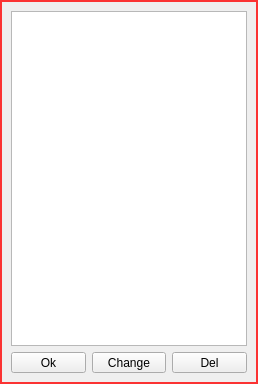
The window that src/dlglist.ui (ic005k/Knot-Legacy) describes before a commit, drawn with Qt 5.
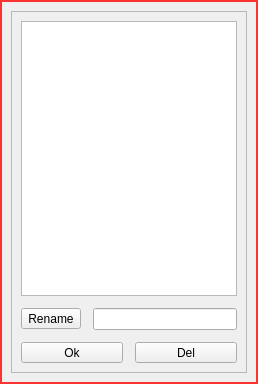
The same window after the commit. Icons and pictures are not drawn.

```diff
--- a/src/dlglist.ui
+++ b/src/dlglist.ui
@@ -23,7 +23,19 @@
 
 }</string>
   </property>
+  <layout class="QVBoxLayout" name="verticalLayout_2">
+   <item>
+    <widget class="QFrame" name="frame">
+     <property name="frameShape">
+      <enum>QFrame::StyledPanel</enum>
+     </property>
+     <property name="frameShadow">
+      <enum>QFrame::Raised</enum>
+     </property>
   <layout class="QVBoxLayout" name="verticalLayout">
+      <property name="spacing">
+       <number>12</number>
+      </property>
    <item>
     <widget class="QListWidget" name="listWidget">
      <property name="dragDropMode">
@@ -37,6 +49,26 @@
      </property>
     </widget>
    </item>
+      <item>
+       <layout class="QHBoxLayout" name="horizontalLayout_2">
+        <item>
+         <widget class="QToolButton" name="btnRename">
+          <property name="sizePolicy">
+           <sizepolicy hsizetype="Preferred" vsizetype="Fixed">
+            <horstretch>0</horstretch>
+            <verstretch>0</verstretch>
+           </sizepolicy>
+          </property>
+          <property name="text">
+           <string>Rename</string>
+          </property>
+         </widget>
+        </item>
+        <item>
+         <widget class="QLineEdit" name="editRename"/>
+        </item>
+       </layout>
+      </item>
    <item>
     <layout class="QHBoxLayout" name="horizontalLayout">
      <item>
@@ -52,19 +84,6 @@
        </property>
       </widget>
      </item>
-     <item>
-      <widget class="QToolButton" name="btnChange">
-       <property name="sizePolicy">
-        <sizepolicy hsizetype="Preferred" vsizetype="Fixed">
-         <horstretch>0</horstretch>
-         <verstretch>0</verstretch>
-        </sizepolicy>
-       </property>
-       <property name="text">
-        <string>Change</string>
-       </property>
-      </widget>
-     </item>
      <item>
       <widget class="QToolButton" name="btnClear">
        <property name="sizePolicy">
@@ -79,6 +98,9 @@
       </widget>
      </item>
     </layout>
+      </item>
+     </layout>
+    </widget>
    </item>
   </layout>
  </widget>
```
Lines whose indentation alone changed are shown as unchanged.
